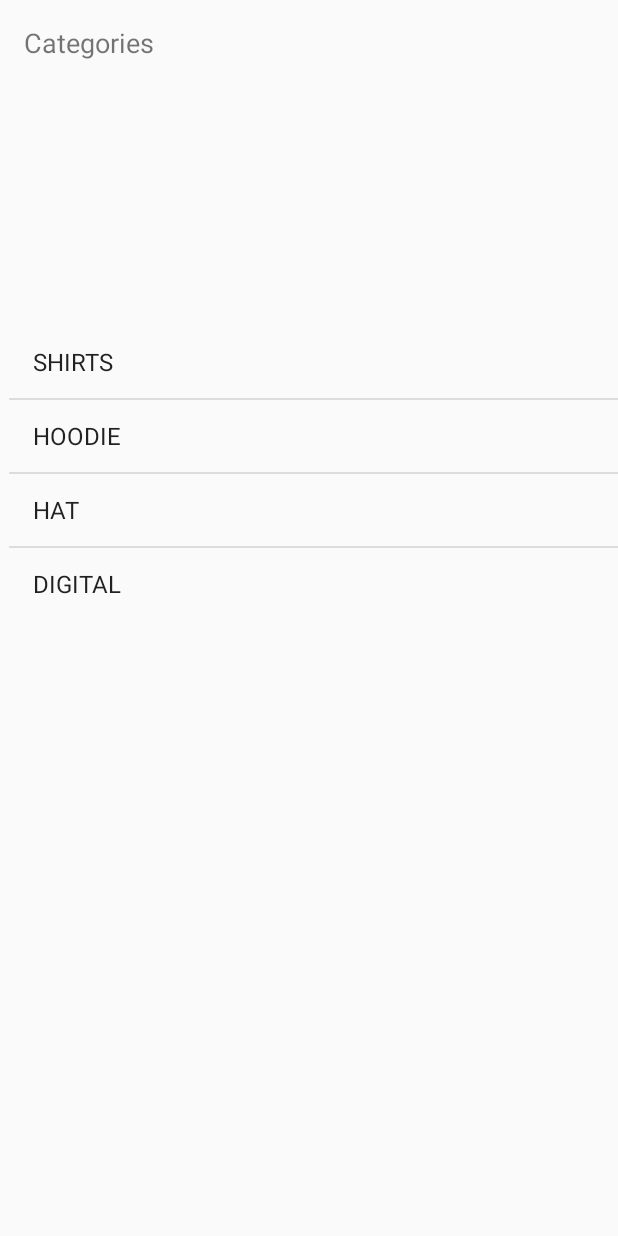
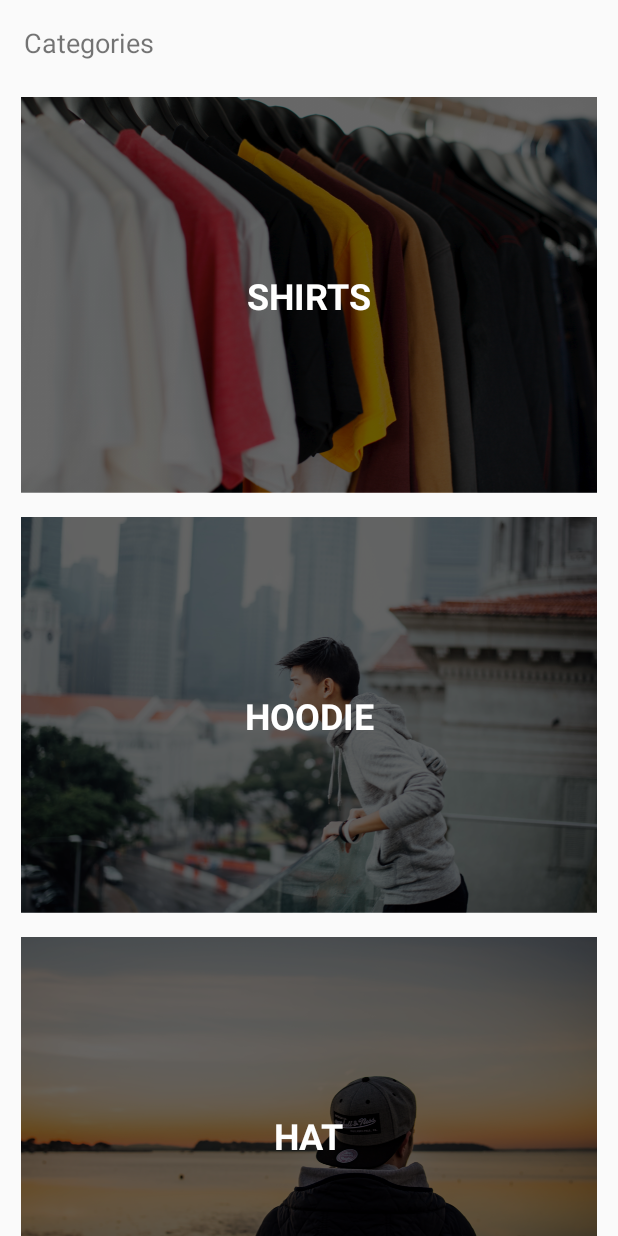
Before and after one commit to dragkb/CoderSwag, an Android app: the screen it shows after launch (MainActivity), on a phone screen of 412 x 824 dp. Run offline under Robolectric (Android 15) with nearby library versions, the phone set to English and light mode, and no system bars.

Commit message:
Created custom adapter using ViewHolder pattern

```diff
--- /dev/null
+++ b/app/src/main/java/com/alex/coderswag/Adapter/CategoryAdapter.kt
@@ -0,0 +1,65 @@
+package com.alex.coderswag.Adapter
+
+import android.content.Context
+import android.view.LayoutInflater
+import android.view.View
+import android.view.ViewGroup
+import android.widget.BaseAdapter
+import android.widget.ImageView
+import android.widget.TextView
+import com.alex.coderswag.Model.Category
+import com.alex.coderswag.R
+
+class CategoryAdapter (context: Context, categories: List<Category>) : BaseAdapter() {
+
+    val context = context
+    val categories = categories
+
+    override fun getView(position: Int, convertView: View?, parent: ViewGroup?): View {
+
+        val categoryView : View
+
+        // Create and instance of our private class ViewHolder
+        val holder: ViewHolder
+
+        // RecycleView happens here. If not null then create if exists then go to else {use created views}
+        if(convertView == null){
+            // Inflater connects layout xml file with view
+            categoryView = LayoutInflater.from(context).inflate(R.layout.category_list_item,null)
+            holder = ViewHolder()
+            holder.categoryImage = categoryView.findViewById(R.id.categoryImage)
+            holder.categoryName = categoryView.findViewById(R.id.categoryName)
+            // tag is set unique value to categoryView which is holder
+            categoryView.tag = holder
+        } else {
+            // Reusing cells of our holder views
+            holder = convertView.tag as ViewHolder
+            categoryView = convertView
+        }
+
+        val category = categories[position]
+        val resourceId = context.resources.getIdentifier(category.image, "drawable", context.packageName)
+        holder.categoryImage?.setImageResource(resourceId)
+        holder.categoryName?.text = category.title
+        return categoryView
+    }
+
+    override fun getItem(position: Int): Any {
+        return categories[position]
+    }
+
+    override fun getItemId(position: Int): Long {
+        return 0
+    }
+
+    override fun getCount(): Int {
+        return  categories.count()
+    }
+
+    // This class holds the references to our elements (image and textName).
+    // ViewHolder pattern - we need that for recycle views
+    private class ViewHolder {
+        var categoryImage: ImageView? = null
+        var categoryName: TextView? = null
+    }
+}
--- a/app/src/main/java/com/alex/coderswag/Controller/MainActivity.kt
+++ b/app/src/main/java/com/alex/coderswag/Controller/MainActivity.kt
@@ -2,23 +2,23 @@ package com.alex.coderswag.Controller
 
 import android.support.v7.app.AppCompatActivity
 import android.os.Bundle
-import android.widget.ArrayAdapter
-import com.alex.coderswag.Model.Category
+import com.alex.coderswag.Adapter.CategoryAdapter
 import com.alex.coderswag.R
 import com.alex.coderswag.Services.DataService
 import kotlinx.android.synthetic.main.activity_main.*
 
 class MainActivity : AppCompatActivity() {
 
-    lateinit var adapter : ArrayAdapter<Category>
+    // adapter is a middle man between data and listViews
+    lateinit var adapter : CategoryAdapter
 
     override fun onCreate(savedInstanceState: Bundle?) {
         super.onCreate(savedInstanceState)
         setContentView(R.layout.activity_main)
 
-        adapter = ArrayAdapter(this,
-                android.R.layout.simple_list_item_1,
-                DataService.categories)
+        // Initialize an Adapter
+        adapter = CategoryAdapter(this, DataService.categories)
+        // Set the adapter for the ListView itself
         categoryListView.adapter = adapter
     }
 }
--- a/app/src/main/java/com/alex/coderswag/Model/Category.kt
+++ b/app/src/main/java/com/alex/coderswag/Model/Category.kt
@@ -1,6 +1,8 @@
 package com.alex.coderswag.Model
 
 class Category (val title: String, val image: String){
+
+    // Override toString to return title in order to display title names in our ListView
     override fun toString(): String {
         return title
     }
--- a/app/src/main/java/com/alex/coderswag/Services/DataService.kt
+++ b/app/src/main/java/com/alex/coderswag/Services/DataService.kt
@@ -6,6 +6,14 @@ import com.alex.coderswag.Model.Product
 object DataService {
 
     val categories = listOf(
+            Category("SHIRTS", "shirtimage"),
+            Category("HOODIE", "hoodieimage"),
+            Category("HAT", "hatimage"),
+            Category("DIGITAL", "digitalgoodsimage"),
+            Category("SHIRTS", "shirtimage"),
+            Category("HOODIE", "hoodieimage"),
+            Category("HAT", "hatimage"),
+            Category("DIGITAL", "digitalgoodsimage"),
             Category("SHIRTS", "shirtimage"),
             Category("HOODIE", "hoodieimage"),
             Category("HAT", "hatimage"),
--- a/app/src/main/res/layout/activity_main.xml
+++ b/app/src/main/res/layout/activity_main.xml
@@ -19,17 +19,15 @@
 
     <ListView
         android:id="@+id/categoryListView"
-        android:layout_width="wrap_content"
-        android:layout_height="wrap_content"
-        android:layout_marginStart="8dp"
+        android:layout_width="0dp"
+        android:layout_height="0dp"
         android:layout_marginTop="16dp"
-        android:layout_marginEnd="8dp"
-        android:layout_marginBottom="8dp"
         app:layout_constraintBottom_toBottomOf="parent"
         app:layout_constraintEnd_toEndOf="parent"
         app:layout_constraintHorizontal_bias="0.148"
         app:layout_constraintStart_toStartOf="parent"
         app:layout_constraintTop_toBottomOf="@+id/textView"
-        app:layout_constraintVertical_bias="0.285" />
+        app:layout_constraintVertical_bias="0.285"
+        android:divider="@null"/>
 
 </android.support.constraint.ConstraintLayout>
--- a/app/src/main/res/layout/category_list_item.xml
+++ b/app/src/main/res/layout/category_list_item.xml
@@ -8,8 +8,8 @@
 
     <ImageView
         android:id="@+id/categoryImage"
-        android:layout_width="0dp"
-        android:layout_height="150dp"
+        android:layout_width="wrap_content"
+        android:layout_height="wrap_content"
         android:layout_marginTop="8dp"
         android:layout_marginBottom="8dp"
         android:scaleType="centerCrop"
```
